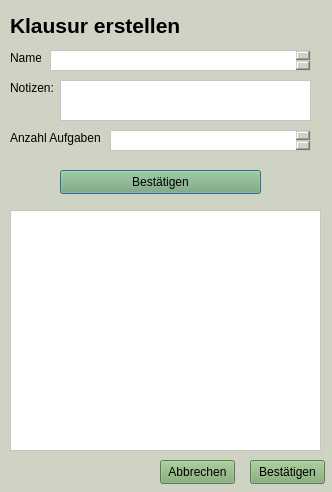
The window that windows/newexamdialog.ui (koc-schule/bewertungsrechner) describes before a commit, drawn with Qt 5.
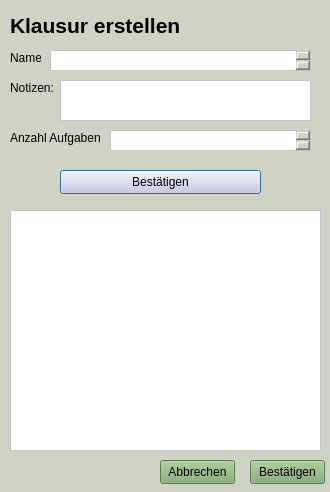
The same window after the commit.

Commit message: GUI schön gemacht

What changed in the file:
```diff
--- a/windows/newexamdialog.ui
+++ b/windows/newexamdialog.ui
@@ -6,7 +6,7 @@
    <rect>
     <x>0</x>
     <y>0</y>
-    <width>332</width>
+    <width>330</width>
     <height>492</height>
    </rect>
   </property>
@@ -26,7 +26,7 @@
     </rect>
    </property>
    <property name="styleSheet">
-    <string notr="true">background-color: rgb(127, 169, 112);</string>
+    <string notr="true">background-color: rgb(216, 204, 231);</string>
    </property>
    <property name="text">
     <string>Bestätigen</string>
```
Left out of the diff: 2 changed lines with no effect on the pictures. The commit also changes 7 other files.
